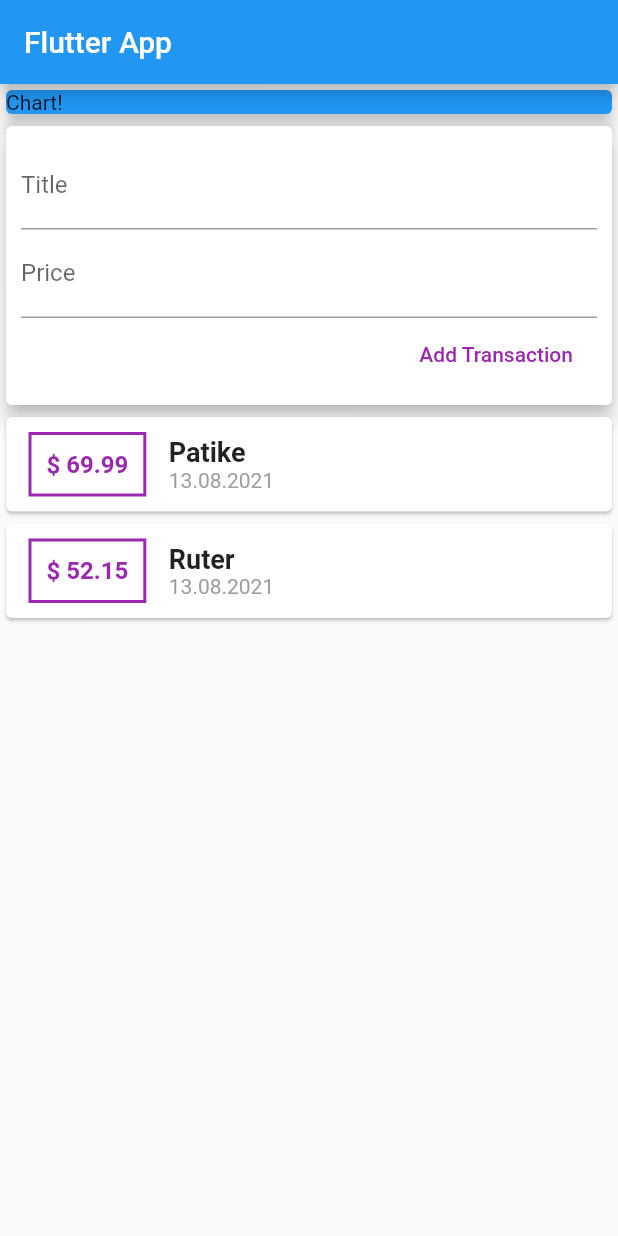
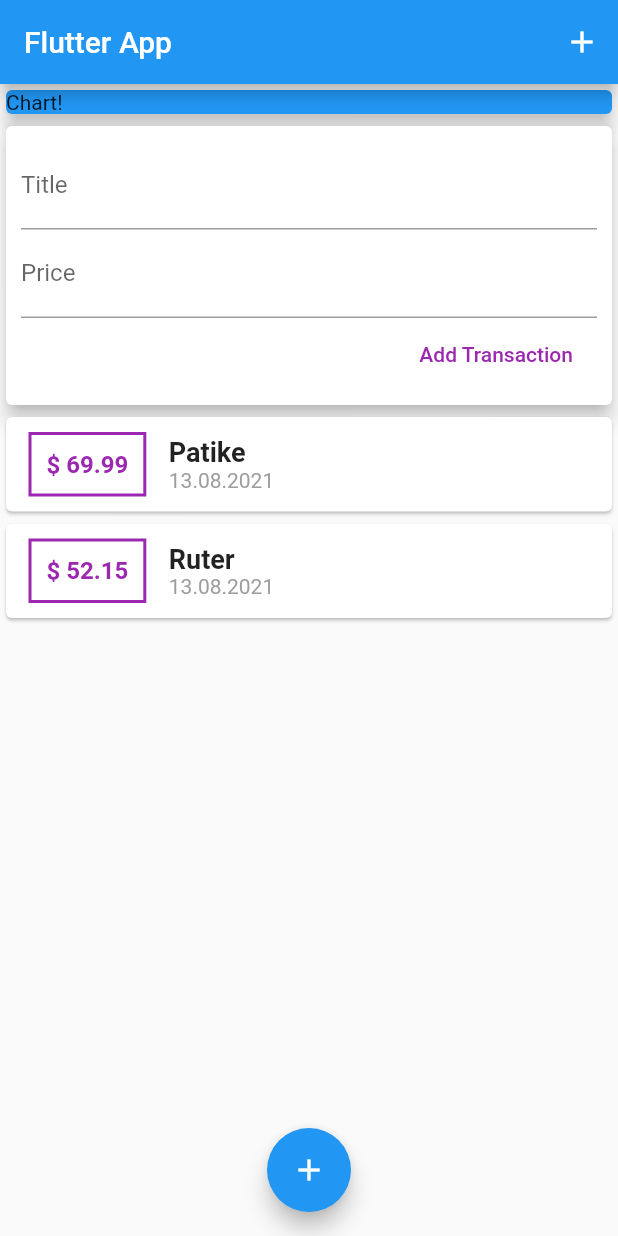
Before and after one commit to NikolaMag99/Personal-Expenses, a Flutter app: the screen it shows after launch, on a phone screen of 412 x 824 dp. Run offline on Flutter 3.47's test engine with Material 2 defaults, Android fonts, the phone set to English and light mode, and no system bars.

Commit message:
Dodato dugme za dodavanje nove transakcije

```diff
--- a/lib/main.dart
+++ b/lib/main.dart
@@ -27,6 +27,12 @@ class MyHomePage extends StatelessWidget {
     return Scaffold(
       appBar: AppBar(
         title: Text('Flutter App'),
+        actions: <Widget>[
+          IconButton(
+            onPressed: () {},
+            icon: Icon(Icons.add),
+          )
+        ],
       ),
       body: SingleChildScrollView(
         child: Column(
@@ -44,6 +50,12 @@ class MyHomePage extends StatelessWidget {
             UserTransaction(),
           ],
         ),
-        ));
+      ),
+      floatingActionButtonLocation: FloatingActionButtonLocation.centerFloat,
+      floatingActionButton: FloatingActionButton(
+        child: Icon(Icons.add),
+        onPressed: () {},
+      ),
+    );
   }
 }
--- a/lib/widgets/transactionList.dart
+++ b/lib/widgets/transactionList.dart
@@ -10,7 +10,7 @@ class TransactionList extends StatelessWidget {
   @override
   Widget build(BuildContext context) {
     return Container(
-      height: 300,
+      height: 370,
       child: ListView.builder(
         itemBuilder: (ctx, index) {
           return Card(
```
Lines whose indentation alone changed are shown as unchanged.
